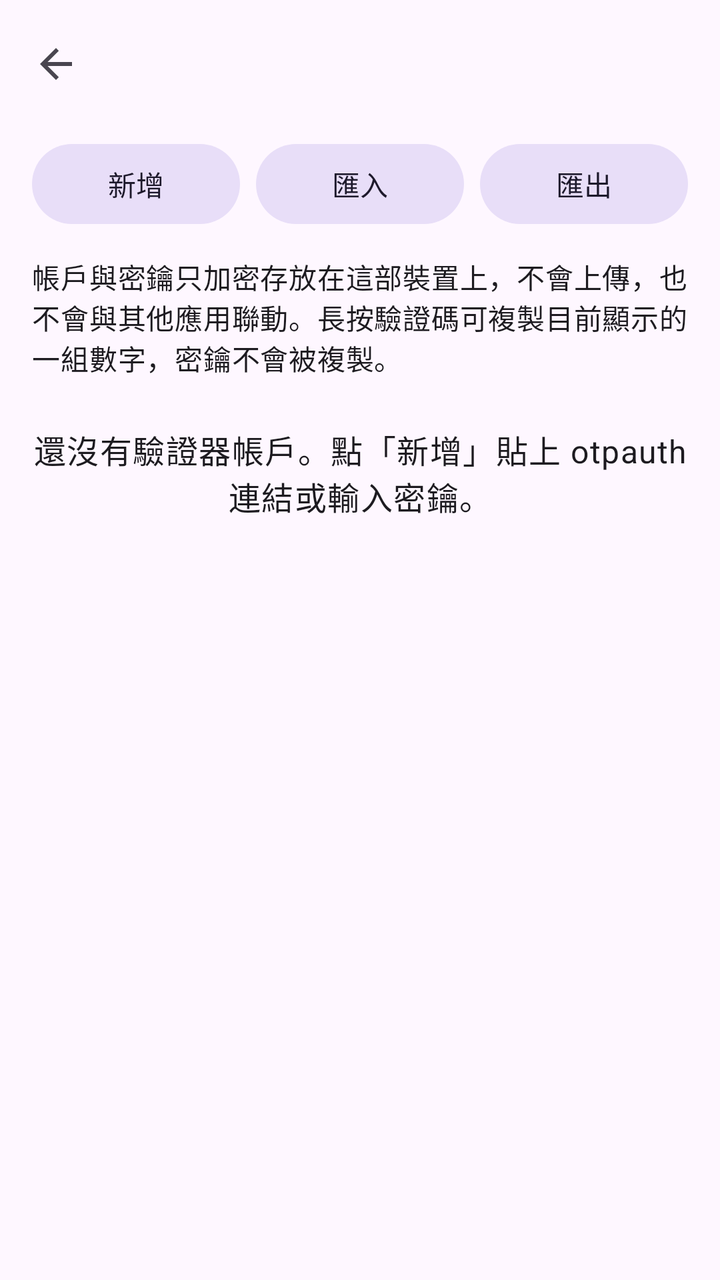
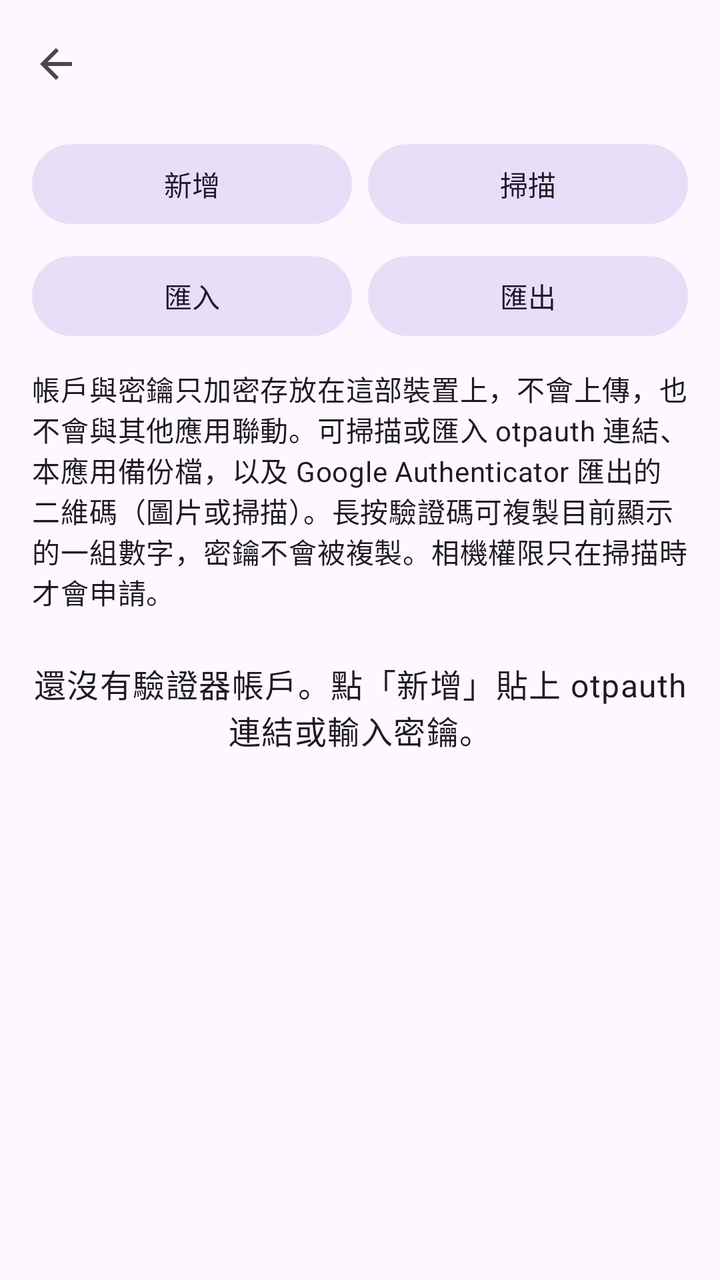

Before-and-after screenshots of an Android layout around one commit, followed by the original layout XML and the change that was made.
<!-- AndroidManifest.xml: application theme Theme.AutoFill -->
<!-- res/layout/activity_totp.xml -->
<?xml version="1.0" encoding="utf-8"?>
<LinearLayout xmlns:android="http://schemas.android.com/apk/res/android"
    xmlns:app="http://schemas.android.com/apk/res-auto"
    android:id="@+id/root"
    android:layout_width="match_parent"
    android:layout_height="match_parent"
    android:orientation="vertical">

    <com.google.android.material.appbar.MaterialToolbar
        android:id="@+id/toolbar"
        android:layout_width="match_parent"
        android:layout_height="wrap_content"
        android:title="@string/totp_title"
        app:navigationIcon="?attr/homeAsUpIndicator" />

    <LinearLayout
        android:layout_width="match_parent"
        android:layout_height="wrap_content"
        android:orientation="horizontal"
        android:paddingHorizontal="16dp"
        android:paddingTop="4dp">

        <com.google.android.material.button.MaterialButton
            android:id="@+id/btn_add"
            style="@style/Widget.Material3.Button.TonalButton"
            android:layout_width="0dp"
            android:layout_height="wrap_content"
            android:layout_weight="1"
            android:text="@string/totp_add" />

        <com.google.android.material.button.MaterialButton
            android:id="@+id/btn_import"
            style="@style/Widget.Material3.Button.TonalButton"
            android:layout_width="0dp"
            android:layout_height="wrap_content"
            android:layout_marginStart="8dp"
            android:layout_weight="1"
            android:text="@string/totp_import" />

        <com.google.android.material.button.MaterialButton
            android:id="@+id/btn_export"
            style="@style/Widget.Material3.Button.TonalButton"
            android:layout_width="0dp"
            android:layout_height="wrap_content"
            android:layout_marginStart="8dp"
            android:layout_weight="1"
            android:text="@string/totp_export" />
    </LinearLayout>

    <androidx.core.widget.NestedScrollView
        android:layout_width="match_parent"
        android:layout_height="match_parent"
        android:clipToPadding="false"
        android:paddingHorizontal="16dp"
        android:paddingBottom="24dp">

        <LinearLayout
            android:layout_width="match_parent"
            android:layout_height="wrap_content"
            android:orientation="vertical">

            <TextView
                android:layout_width="match_parent"
                android:layout_height="wrap_content"
                android:layout_marginTop="12dp"
                android:text="@string/totp_intro"
                android:textAppearance="?attr/textAppearanceBodyMedium" />

            <TextView
                android:id="@+id/empty"
                android:layout_width="match_parent"
                android:layout_height="wrap_content"
                android:layout_marginTop="24dp"
                android:gravity="center"
                android:text="@string/totp_empty"
                android:textAppearance="?attr/textAppearanceBodyLarge" />

            <LinearLayout
                android:id="@+id/accounts"
                android:layout_width="match_parent"
                android:layout_height="wrap_content"
                android:layout_marginTop="8dp"
                android:orientation="vertical" />
        </LinearLayout>
    </androidx.core.widget.NestedScrollView>
</LinearLayout>
<!-- resources referenced by this layout -->
<resources>
  <string name="totp_add">新增</string>
  <string name="totp_empty">還沒有驗證器帳戶。點「新增」貼上 otpauth 連結或輸入密鑰。</string>
  <string name="totp_export">匯出</string>
  <string name="totp_import">匯入</string>
  <string name="totp_intro">帳戶與密鑰只加密存放在這部裝置上，不會上傳，也不會與其他應用聯動。長按驗證碼可複製目前顯示的一組數字，密鑰不會被複製。</string>
  <string name="totp_title">驗證器</string>
  <style name="Theme.AutoFill" parent="Theme.Material3.DayNight.NoActionBar">
          <item name="android:statusBarColor">@android:color/transparent</item>
          <item name="android:navigationBarColor">@android:color/transparent</item>
          <item name="android:windowLightStatusBar">true</item>
      </style>
</resources>

<!-- the commit's change to res/layout/activity_totp.xml (unified diff, before → after) -->
@@ -16,35 +16,56 @@
     <LinearLayout
         android:layout_width="match_parent"
         android:layout_height="wrap_content"
-        android:orientation="horizontal"
+        android:orientation="vertical"
         android:paddingHorizontal="16dp"
         android:paddingTop="4dp">
 
-        <com.google.android.material.button.MaterialButton
-            android:id="@+id/btn_add"
-            style="@style/Widget.Material3.Button.TonalButton"
-            android:layout_width="0dp"
+        <LinearLayout
+            android:layout_width="match_parent"
             android:layout_height="wrap_content"
-            android:layout_weight="1"
-            android:text="@string/totp_add" />
+            android:orientation="horizontal">
 
-        <com.google.android.material.button.MaterialButton
-            android:id="@+id/btn_import"
-            style="@style/Widget.Material3.Button.TonalButton"
-            android:layout_width="0dp"
+            <com.google.android.material.button.MaterialButton
+                android:id="@+id/btn_add"
+                style="@style/Widget.Material3.Button.TonalButton"
+                android:layout_width="0dp"
+                android:layout_height="wrap_content"
+                android:layout_weight="1"
+                android:text="@string/totp_add" />
+
+            <com.google.android.material.button.MaterialButton
+                android:id="@+id/btn_scan"
+                style="@style/Widget.Material3.Button.TonalButton"
+                android:layout_width="0dp"
+                android:layout_height="wrap_content"
+                android:layout_marginStart="8dp"
+                android:layout_weight="1"
+                android:text="@string/totp_scan" />
+        </LinearLayout>
+
+        <LinearLayout
+            android:layout_width="match_parent"
             android:layout_height="wrap_content"
-            android:layout_marginStart="8dp"
-            android:layout_weight="1"
-            android:text="@string/totp_import" />
+            android:layout_marginTop="8dp"
+            android:orientation="horizontal">
 
-        <com.google.android.material.button.MaterialButton
-            android:id="@+id/btn_export"
-            style="@style/Widget.Material3.Button.TonalButton"
-            android:layout_width="0dp"
-            android:layout_height="wrap_content"
-            android:layout_marginStart="8dp"
-            android:layout_weight="1"
-            android:text="@string/totp_export" />
+            <com.google.android.material.button.MaterialButton
+                android:id="@+id/btn_import"
+                style="@style/Widget.Material3.Button.TonalButton"
+                android:layout_width="0dp"
+                android:layout_height="wrap_content"
+                android:layout_weight="1"
+                android:text="@string/totp_import" />
+
+            <com.google.android.material.button.MaterialButton
+                android:id="@+id/btn_export"
+                style="@style/Widget.Material3.Button.TonalButton"
+                android:layout_width="0dp"
+                android:layout_height="wrap_content"
+                android:layout_marginStart="8dp"
+                android:layout_weight="1"
+                android:text="@string/totp_export" />
+        </LinearLayout>
     </LinearLayout>
 
     <androidx.core.widget.NestedScrollView
<!-- resource entries referenced after the edit -->
@@ -4,7 +4,8 @@
   <string name="totp_empty">還沒有驗證器帳戶。點「新增」貼上 otpauth 連結或輸入密鑰。</string>
   <string name="totp_export">匯出</string>
   <string name="totp_import">匯入</string>
-  <string name="totp_intro">帳戶與密鑰只加密存放在這部裝置上，不會上傳，也不會與其他應用聯動。長按驗證碼可複製目前顯示的一組數字，密鑰不會被複製。</string>
+  <string name="totp_intro">帳戶與密鑰只加密存放在這部裝置上，不會上傳，也不會與其他應用聯動。可掃描或匯入 otpauth 連結、本應用備份檔，以及 Google Authenticator 匯出的二維碼（圖片或掃描）。長按驗證碼可複製目前顯示的一組數字，密鑰不會被複製。相機權限只在掃描時才會申請。</string>
+  <string name="totp_scan">掃描</string>
   <string name="totp_title">驗證器</string>
   <style name="Theme.AutoFill" parent="Theme.Material3.DayNight.NoActionBar">
           <item name="android:statusBarColor">@android:color/transparent</item>
